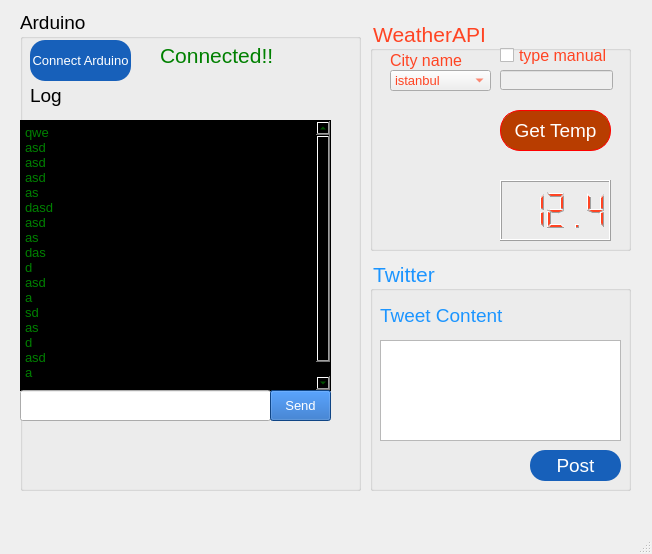
First picture: the form in MainWindow.ui, repository avni25/twit-ard-con, before the edit.
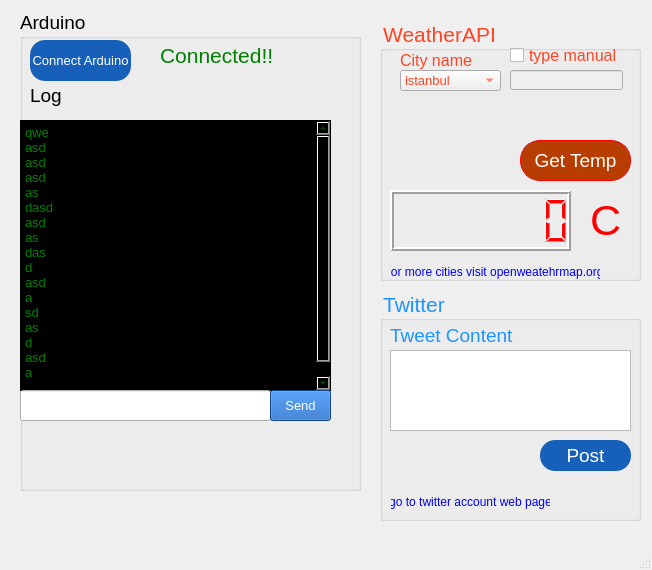
Second picture: the form after the edit. Icons and pictures are not drawn.

Patch:
```diff
--- a/MainWindow.ui
+++ b/MainWindow.ui
@@ -7,7 +7,7 @@
     <x>0</x>
     <y>0</y>
     <width>652</width>
-    <height>554</height>
+    <height>570</height>
    </rect>
   </property>
   <property name="windowTitle">
@@ -17,8 +17,8 @@
    <widget class="QGroupBox" name="group_twitter">
     <property name="geometry">
      <rect>
-      <x>370</x>
-      <y>260</y>
+      <x>380</x>
+      <y>290</y>
       <width>261</width>
       <height>231</height>
      </rect>
@@ -39,7 +39,7 @@
      <property name="geometry">
       <rect>
        <x>160</x>
-       <y>190</y>
+       <y>150</y>
        <width>91</width>
        <height>31</height>
       </rect>
@@ -82,7 +82,7 @@
      <property name="geometry">
       <rect>
        <x>10</x>
-       <y>40</y>
+       <y>30</y>
        <width>131</width>
        <height>31</height>
       </rect>
@@ -100,9 +100,9 @@
      <property name="geometry">
       <rect>
        <x>10</x>
-       <y>80</y>
+       <y>60</y>
        <width>241</width>
-       <height>101</height>
+       <height>81</height>
       </rect>
      </property>
      <property name="html">
@@ -113,19 +113,43 @@
 &lt;p style=&quot;-qt-paragraph-type:empty; margin-top:0px; margin-bottom:0px; margin-left:0px; margin-right:0px; -qt-block-indent:0; text-indent:0px;&quot;&gt;&lt;br /&gt;&lt;/p&gt;&lt;/body&gt;&lt;/html&gt;</string>
      </property>
     </widget>
+    <widget class="QPushButton" name="btn_link_twitter">
+     <property name="geometry">
+      <rect>
+       <x>10</x>
+       <y>200</y>
+       <width>161</width>
+       <height>23</height>
+      </rect>
+     </property>
+     <property name="cursor">
+      <cursorShape>PointingHandCursor</cursorShape>
+     </property>
+     <property name="styleSheet">
+      <string notr="true">color: blue;</string>
+     </property>
+     <property name="text">
+      <string>go to twitter account web page</string>
+     </property>
+     <property name="flat">
+      <bool>true</bool>
+     </property>
+    </widget>
    </widget>
    <widget class="QGroupBox" name="group_weatherapi">
     <property name="geometry">
      <rect>
-      <x>370</x>
+      <x>380</x>
       <y>20</y>
       <width>261</width>
-      <height>231</height>
+      <height>261</height>
      </rect>
     </property>
     <property name="font">
      <font>
       <pointsize>16</pointsize>
+      <weight>50</weight>
+      <bold>false</bold>
      </font>
     </property>
     <property name="cursor">
@@ -143,17 +167,38 @@
     <widget class="QLCDNumber" name="lcd_result">
      <property name="geometry">
       <rect>
-       <x>130</x>
-       <y>160</y>
-       <width>111</width>
+       <x>10</x>
+       <y>170</y>
+       <width>181</width>
        <height>61</height>
       </rect>
      </property>
+     <property name="font">
+      <font>
+       <weight>50</weight>
+       <bold>false</bold>
+      </font>
+     </property>
+     <property name="styleSheet">
+      <string notr="true">color:red;</string>
+     </property>
+     <property name="frameShape">
+      <enum>QFrame::Box</enum>
+     </property>
+     <property name="lineWidth">
+      <number>2</number>
+     </property>
+     <property name="midLineWidth">
+      <number>0</number>
+     </property>
      <property name="smallDecimalPoint">
       <bool>false</bool>
      </property>
+     <property name="digitCount">
+      <number>7</number>
+     </property>
      <property name="value" stdset="0">
-      <double>12.400000000000000</double>
+      <double>0.000000000000000</double>
      </property>
     </widget>
     <widget class="QComboBox" name="comboBox">
@@ -251,8 +296,8 @@
     <widget class="QPushButton" name="btn_temp">
      <property name="geometry">
       <rect>
-       <x>130</x>
-       <y>90</y>
+       <x>140</x>
+       <y>120</y>
        <width>111</width>
        <height>41</height>
       </rect>
@@ -338,6 +383,49 @@
       <bool>false</bool>
      </property>
     </widget>
+    <widget class="QLabel" name="label_2">
+     <property name="geometry">
+      <rect>
+       <x>210</x>
+       <y>170</y>
+       <width>31</width>
+       <height>61</height>
+      </rect>
+     </property>
+     <property name="font">
+      <font>
+       <pointsize>32</pointsize>
+      </font>
+     </property>
+     <property name="styleSheet">
+      <string notr="true">color: red;</string>
+     </property>
+     <property name="text">
+      <string>C</string>
+     </property>
+    </widget>
+    <widget class="QPushButton" name="btn_link_weather">
+     <property name="geometry">
+      <rect>
+       <x>10</x>
+       <y>240</y>
+       <width>211</width>
+       <height>23</height>
+      </rect>
+     </property>
+     <property name="cursor">
+      <cursorShape>PointingHandCursor</cursorShape>
+     </property>
+     <property name="styleSheet">
+      <string notr="true">color: blue;</string>
+     </property>
+     <property name="text">
+      <string>for more cities visit openweatehrmap.org</string>
+     </property>
+     <property name="flat">
+      <bool>true</bool>
+     </property>
+    </widget>
    </widget>
    <widget class="QGroupBox" name="group_arduino">
     <property name="geometry">
```
Left out of the diff: 8 changed lines with no effect on the pictures.
